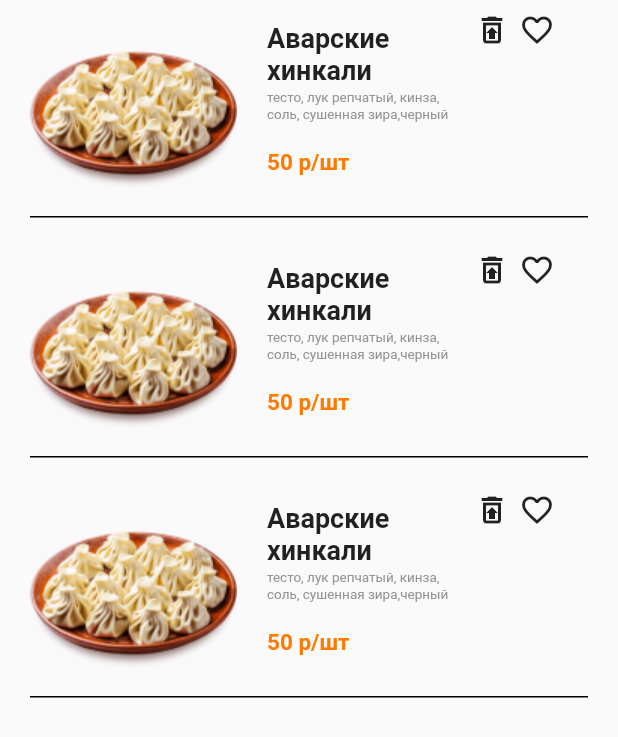
After one commit to IceUnite/guga_screen, a Flutter app: the ProductPage screen opened by its route, after a tap on "Корзина", on a phone screen of 412 x 824 dp. The commit adds this screen. Shown: the top 737 px of the screen. Run offline on Flutter 3.47's test engine with Material 2 defaults, Android fonts, the phone set to English and light mode, and no system bars; our stand-ins replace flutter_riverpod, freezed_annotation, riverpod; missing offline and left inert: dart:ffi.

Commit message:
Подготовил под логику на Корзину

```diff
--- a/lib/app/navigation/main_navigation.dart
+++ b/lib/app/navigation/main_navigation.dart
@@ -1,4 +1,5 @@
 import 'package:flutter/material.dart';
+import 'package:guga_screen/basket_page/basket_page_ui.dart';
 import 'package:guga_screen/map_page/map_page_ui.dart';
 import 'package:guga_screen/register_page/register_page_ui.dart';
 import '../../code_page/code_page_ui.dart';
@@ -10,6 +11,7 @@ abstract class AppRoutesKeys {
   static const registerpage = 'register_page';
   static const mappage = 'map_page';
   static const productpage = 'product_page';
+  static const basketpage = 'basket_page';
 
 }
 
@@ -20,5 +22,6 @@ class MainNavigation {
     AppRoutesKeys.registerpage: (context) => const RegisterPage(),
     AppRoutesKeys.mappage: (context) => const MapPage(),
     AppRoutesKeys.productpage: (context) => const ProductPage(),
+    AppRoutesKeys.basketpage: (context) => const BasketPage(),
   };
 }
--- a/lib/app/navigation/manager.dart
+++ b/lib/app/navigation/manager.dart
@@ -17,6 +17,7 @@ class NavigationManager {
   void openCodePage() => state?.pushNamed(AppRoutesKeys.codepage);
   void openMapPage() => state?.pushNamed(AppRoutesKeys.mappage);
   void openProductPage() => state?.pushNamed(AppRoutesKeys.productpage);
+  void openBasketPage() => state?.pushNamed(AppRoutesKeys.basketpage);
 
 
 }
--- /dev/null
+++ b/lib/basket_page/basket_page_ui.dart
@@ -0,0 +1,47 @@
+import 'package:flutter_riverpod/flutter_riverpod.dart';
+import 'package:flutter/material.dart';
+import 'package:guga_screen/basket_page/widgets/product_widget.dart';
+
+import 'manager.dart';
+
+class productInfo {
+  String imageAsset;
+  String productName;
+  String productTitle;
+  String price;
+
+  productInfo(
+      this.imageAsset,
+      this.productName,
+      this.productTitle,
+      this.price,
+      );
+}
+List <productInfo> Info = <productInfo>[
+  productInfo('assets/images/image3.png', 'Аварские хинкали', 'тесто, лук репчатый, кинза, соль, сушенная зира,черный перец...', '50 р/шт'),
+];
+
+class BasketPage extends ConsumerStatefulWidget {
+  const BasketPage({Key? key}) : super(key: key);
+
+  @override
+  ConsumerState<BasketPage> createState() => _BasketPageState();
+}
+
+class _BasketPageState extends ConsumerState<BasketPage> {
+  @override
+  Widget build(BuildContext context) {
+    final manager = ref.watch(basketManagerProvider);
+    return Scaffold(
+      body: SingleChildScrollView(
+        child: Column(
+          children: [
+            ProductWidget(Info[0].imageAsset, Info[0].productName, Info[0].productTitle, Info[0].price),
+            ProductWidget(Info[0].imageAsset, Info[0].productName, Info[0].productTitle, Info[0].price),
+            ProductWidget(Info[0].imageAsset, Info[0].productName, Info[0].productTitle, Info[0].price),
+          ],
+        ),
+      ),
+    );
+  }
+}
--- /dev/null
+++ b/lib/basket_page/manager.dart
@@ -0,0 +1,26 @@
+import 'package:guga_screen/basket_page/models/basket_page_state.dart';
+import 'package:riverpod/riverpod.dart';
+import '../app/navigation/manager.dart';
+
+
+
+final basketManagerProvider = Provider(
+      (ref) => BasketManager(
+        basketPageStateHolder: ref.watch(basketPageStateProvider.notifier),
+    navigationManager: ref.watch(navigationManagerProvider),
+  ),
+);
+
+class BasketManager {
+  final BasketPageStateHolder basketPageStateHolder;
+  final NavigationManager navigationManager;
+
+  BasketManager({
+    required this.basketPageStateHolder,
+    required this.navigationManager,
+  });
+
+
+
+  void openMapPage() => navigationManager.openProductPage();
+}
--- /dev/null
+++ b/lib/basket_page/models/basket_page_state.dart
@@ -0,0 +1,42 @@
+import 'package:riverpod/riverpod.dart';
+import 'package:freezed_annotation/freezed_annotation.dart';
+
+part 'basket_page_state.freezed.dart';
+
+@freezed
+class isActive{
+  bool favorite;
+  bool trash;
+  isActive(this.favorite, this.trash);
+}
+List <isActive> activeState = <isActive>[
+
+];
+
+class BasketPageState with _$BasketPageState {
+  const factory BasketPageState({
+    required int price,
+    required int count,
+    required int totalPrice,
+  }) = _BasketPageState;
+}
+
+final basketPageStateProvider =
+StateNotifierProvider<BasketPageStateHolder, BasketPageState>(
+      (ref) => BasketPageStateHolder(),
+);
+
+class BasketPageStateHolder extends StateNotifier<BasketPageState> {
+  BasketPageStateHolder()
+      : super(
+    const BasketPageState(
+      price: 0,
+      count: 0,
+      totalPrice: 0,
+    ),
+  );
+
+
+
+
+}
--- /dev/null
+++ b/lib/basket_page/widgets/product_widget.dart
@@ -0,0 +1,99 @@
+import 'package:flutter/material.dart';
+
+class ProductWidget extends StatelessWidget {
+  String imageAsset;
+  String productName;
+  String productTitle;
+  String price;
+
+  ProductWidget(
+    this.imageAsset,
+    this.productName,
+    this.productTitle,
+    this.price,
+  );
+
+  @override
+  Widget build(BuildContext context) {
+    return Container(
+      height: 160,
+      decoration: const BoxDecoration(),
+      child: Padding(
+        padding: const EdgeInsets.only(left: 20, right: 20),
+        child: Column(
+          children: [
+            Row(
+              crossAxisAlignment: CrossAxisAlignment.start,
+              children: [
+                Padding(
+                    padding: const EdgeInsets.only(right: 20, top: 15),
+                    child: Image.asset(imageAsset)),
+                Container(
+                  margin: const EdgeInsets.only(top: 15, bottom: 16),
+                  child: Column(
+                    children: [
+                      SizedBox(
+                        width: 130,
+                        height: 40,
+                        child: Text(
+                          productName,
+                          maxLines: 2,
+                          style: const TextStyle(
+                              fontSize: 18, fontWeight: FontWeight.w600),
+                        ),
+                      ),
+                      const SizedBox(
+                        height: 5,
+                      ),
+                      SizedBox(
+                        width: 130,
+                        height: 29,
+                        child: Text(
+                          productTitle,
+                          maxLines: 2,
+                          style: const TextStyle(
+                              fontSize: 9,
+                              fontWeight: FontWeight.w400,
+                              color: Color(0xff939393)),
+                        ),
+                      ),
+                      const SizedBox(
+                        height: 10,
+                      ),
+                      SizedBox(
+                        width: 130,
+                        height: 29,
+                        child: Text(
+                          price,
+                          maxLines: 2,
+                          style: const TextStyle(
+                              fontSize: 15,
+                              fontWeight: FontWeight.w600,
+                              color: Color(0xffFF7A00)),
+                        ),
+                      ),
+                    ],
+                  ),
+                ),
+                SizedBox(
+                  width: 60,
+                  height: 20,
+                  child: Row(
+                    children:  [
+                      SizedBox(width: 30, child: IconButton(splashRadius: 14,onPressed: (){}, icon: Icon(Icons.restore_from_trash_outlined,))),
+                      SizedBox(width: 30, child: IconButton(splashRadius: 14,onPressed: (){}, icon: Icon(Icons.favorite_border_outlined,))),
+                    ],
+                  ),
+                )
+              ],
+            ),
+            Container(
+              height: 1,
+              color: Colors.black,
+            )
+          ],
+        ),
+      ),
+    );
+  }
+}
--- a/lib/product_page/constants.dart
+++ b/lib/product_page/constants.dart
@@ -1,3 +1,4 @@
+
 const int teliatina = 100;
 const int goviadina = 120;
 const int svinina = 140;
--- a/lib/product_page/manager.dart
+++ b/lib/product_page/manager.dart
@@ -1,4 +1,3 @@
-import 'package:guga_screen/product_page/product_page_ui.dart';
 import 'package:riverpod/riverpod.dart';
 import '../app/navigation/manager.dart';
 import 'models/product_page_state.dart';
@@ -18,6 +17,8 @@ class ProductManager {
     required this.productPageStateHolder,
     required this.navigationManager,
   });
+
+  void openBasketPage() => navigationManager.openBasketPage();
 
   void totalPriceChange() {
     productPageStateHolder.setTotalPrice(
--- a/lib/product_page/product_page_ui.dart
+++ b/lib/product_page/product_page_ui.dart
@@ -197,8 +197,31 @@ class _ProductPageState extends ConsumerState<ProductPage> {
                       Container(
                         child: Center(child: Text(productPageState.totalPrice.toString(), style: TextStyle(fontSize: 20),)),
                       )
+
                     ],
-                  )
+                  ),
+                  ElevatedButton(
+                    style: ButtonStyle(
+                        shape: MaterialStateProperty.all(RoundedRectangleBorder(
+                            borderRadius: BorderRadius.circular(10))),
+                        backgroundColor: MaterialStateProperty.all(const Color(0xffFF8D23))),
+                    onPressed: () {
+                      manager.openBasketPage();
+                    },
+                    child: Container(
+                      decoration: BoxDecoration(
+                        borderRadius: BorderRadius.circular(10),
+                      ),
+                      width: 220,
+                      height: 53,
+                      child: const Center(
+                        child: Text(
+                          'Корзина',
+                          style: TextStyle(color: Colors.white),
+                        ),
+                      ),
+                    ),
+                  ),
                 ],
               ),
             ),
```
Also changed, not shown: assets/images/image3.png (added), lib/basket_page/models/basket_page_state.freezed.dart (added).
